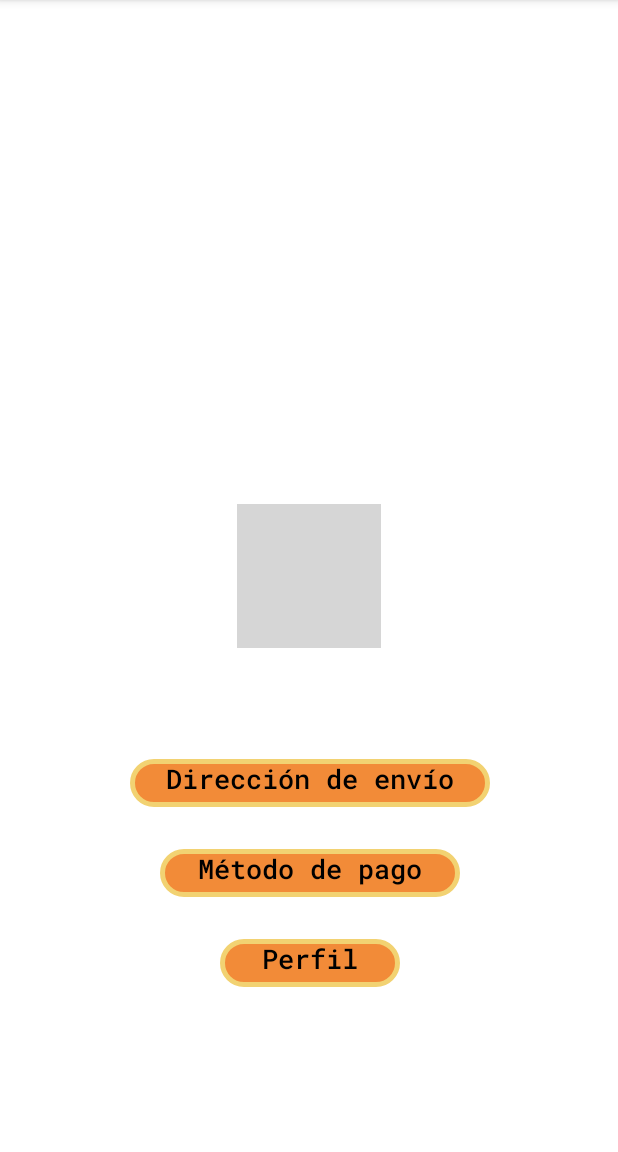
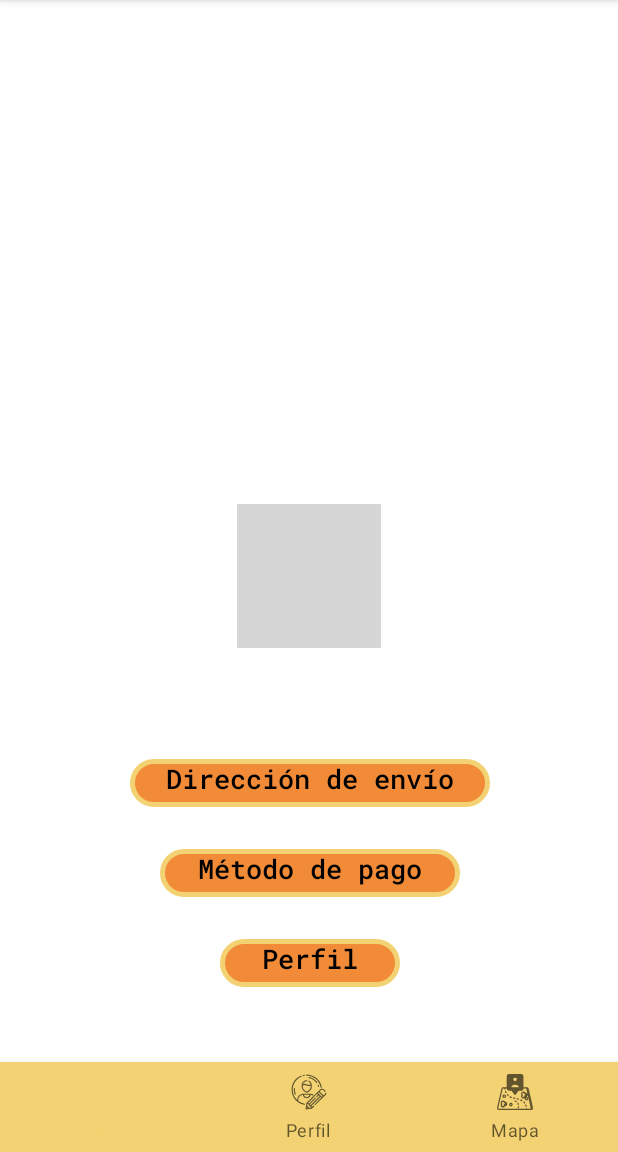
Before and after one commit to JeanPaulDY/onces2.0, an Android app: the ConfiguracionFragment screen opened through its navigation route, on a phone screen of 412 x 824 dp, the part 84-1236 px from its top. Run offline under Robolectric (Android 15) with nearby library versions, the phone set to English and light mode, and no system bars; grey boxes are pictures that could not be loaded.

Commit message:
adicion bottombar a los fragments

```diff
--- a/Onces2022-main/Onces20/app/src/main/java/com/example/onces20/view/ui/fragments/ConfiguracionFragment.kt
+++ b/Onces2022-main/Onces20/app/src/main/java/com/example/onces20/view/ui/fragments/ConfiguracionFragment.kt
@@ -5,7 +5,9 @@ import androidx.fragment.app.Fragment
 import android.view.LayoutInflater
 import android.view.View
 import android.view.ViewGroup
+import androidx.navigation.fragment.findNavController
 import com.example.onces20.R
+import com.google.android.material.bottomnavigation.BottomNavigationView
 
 class ConfiguracionFragment : Fragment() {
 
@@ -16,4 +18,15 @@ class ConfiguracionFragment : Fragment() {
         // Inflate the layout for this fragment
         return inflater.inflate(R.layout.fragment_configuracion, container, false)
     }
+    override fun onViewCreated(view: View, savedInstanceState: Bundle?) {
+        super.onViewCreated(view, savedInstanceState)
+        val btm=view.findViewById<BottomNavigationView>(R.id.buttonnavigation)
+        btm.setOnNavigationItemReselectedListener {
+            when(it.itemId){
+                R.id.homebar -> findNavController().navigate(R.id.action_productosFragment_to_homeFragment)
+                R.id.perfilbar -> findNavController().navigate(R.id.action_productosFragment_to_perfilFragment)
+                R.id.mapabar -> findNavController().navigate(R.id.action_productosFragment_to_ruta_PedidosFragment)
+            }
+        }
+    }
 }
--- a/Onces2022-main/Onces20/app/src/main/res/layout/fragment_configuracion.xml
+++ b/Onces2022-main/Onces20/app/src/main/res/layout/fragment_configuracion.xml
@@ -67,4 +67,13 @@
         app:layout_constraintHorizontal_bias="0.497"
         app:layout_constraintStart_toStartOf="@+id/imageView9"
         app:layout_constraintTop_toTopOf="@+id/imageView9" />
+    <com.google.android.material.bottomnavigation.BottomNavigationView
+        android:id="@+id/buttonnavigation"
+        android:layout_width="match_parent"
+        android:layout_height="60dp"
+        android:background="@color/amarillo_main"
+        android:layout_marginTop="670dp"
+        app:layout_constraintBottom_toBottomOf="parent"
+        app:menu="@menu/menu_navigation_bar">
+    </com.google.android.material.bottomnavigation.BottomNavigationView>
 </androidx.constraintlayout.widget.ConstraintLayout>
--- a/Onces2022-main/Onces20/app/src/main/res/layout/fragment_productos.xml
+++ b/Onces2022-main/Onces20/app/src/main/res/layout/fragment_productos.xml
@@ -39,9 +39,9 @@
     <com.google.android.material.bottomnavigation.BottomNavigationView
         android:id="@+id/buttonnavigation"
         android:layout_width="match_parent"
-        android:layout_height="wrap_content"
+        android:layout_height="60dp"
         android:background="@color/amarillo_main"
-        android:layout_marginTop="680dp"
+        android:layout_marginTop="670dp"
         app:layout_constraintBottom_toBottomOf="parent"
         app:menu="@menu/menu_navigation_bar">
     </com.google.android.material.bottomnavigation.BottomNavigationView>
--- a/Onces2022-main/Onces20/app/src/main/res/navigation/nav_graph.xml
+++ b/Onces2022-main/Onces20/app/src/main/res/navigation/nav_graph.xml
@@ -63,10 +63,37 @@
         android:id="@+id/configuracionFragment"
         android:name="com.example.onces20.view.ui.fragments.ConfiguracionFragment"
         android:label="fragment_configuracion"
-        tools:layout="@layout/fragment_configuracion" />
+        tools:layout="@layout/fragment_configuracion" >
+        <action
+            android:id="@+id/action_configuracionFragment_to_ruta_PedidosFragment"
+            app:destination="@id/ruta_PedidosFragment" />
+        <action
+            android:id="@+id/action_configuracionFragment_to_perfilFragment"
+            app:destination="@id/perfilFragment" />
+        <action
+            android:id="@+id/action_configuracionFragment_to_homeFragment"
+            app:destination="@id/homeFragment" />
+    </fragment>
     <fragment
         android:id="@+id/acerca_DeFragment"
-        android:name="com.example.onces20.view.ui.fragments.Acerca_DeFragment"
+        android:name="com.example.onces20.view.ui.fragments.AcercaDeFragment"
         android:label="fragment_acerca__de"
-        tools:layout="@layout/fragment_acerca_de" />
+        tools:layout="@layout/fragment_acerca_de" >
+        <action
+            android:id="@+id/action_acerca_DeFragment_to_comentariosFragment"
+            app:destination="@id/comentariosFragment" />
+        <action
+            android:id="@+id/action_acerca_DeFragment_to_contactenosFragment"
+            app:destination="@id/contactenosFragment" />
+    </fragment>
+    <fragment
+        android:id="@+id/comentariosFragment"
+        android:name="com.example.onces20.view.ui.fragments.ComentariosFragment"
+        android:label="fragment_comentarios"
+        tools:layout="@layout/fragment_comentarios" />
+    <fragment
+        android:id="@+id/contactenosFragment"
+        android:name="com.example.onces20.view.ui.fragments.ContactenosFragment"
+        android:label="fragment_contactenos"
+        tools:layout="@layout/fragment_contactenos" />
 </navigation>
```
Also changed, not shown: Onces2022-main/Onces20/app/src/main/java/com/example/onces20/view/ui/fragments/AcercaDeFragment.kt (+14 -2 lines), Onces2022-main/Onces20/app/src/main/res/layout/fragment_acerca_de.xml (+9 -1 lines), Onces2022-main/Onces20/app/src/main/res/layout/fragment_comentarios.xml (+9 -1 lines), Onces2022-main/Onces20/app/src/main/res/layout/fragment_contactenos.xml (+9 -0 lines), Onces2022-main/Onces20/app/src/main/res/layout/fragment_favoritos.xml (+9 -0 lines), Onces2022-main/Onces20/app/src/main/res/layout/fragment_perfil.xml (+10 -0 lines), Onces2022-main/Onces20/app/src/main/res/layout/fragment_ruta__pedidos.xml (+10 -1 lines).
